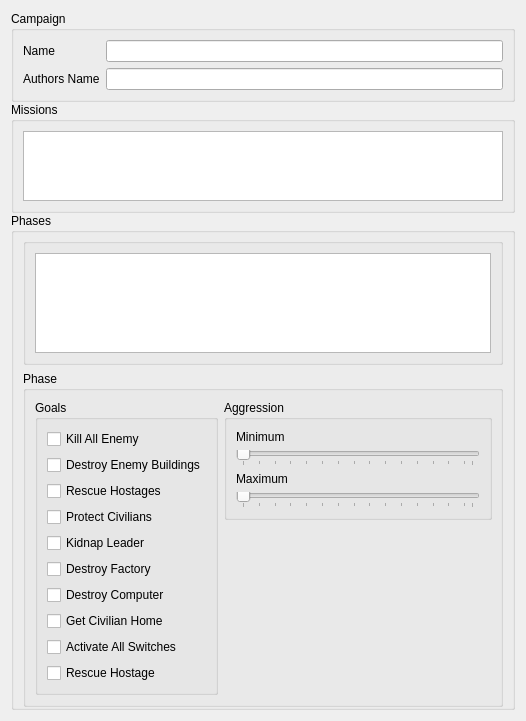
This is Source/Dialogs/CampaignDialog.ui in OpenFodder/editor as Qt 5 draws it before an edit. The edited form follows.
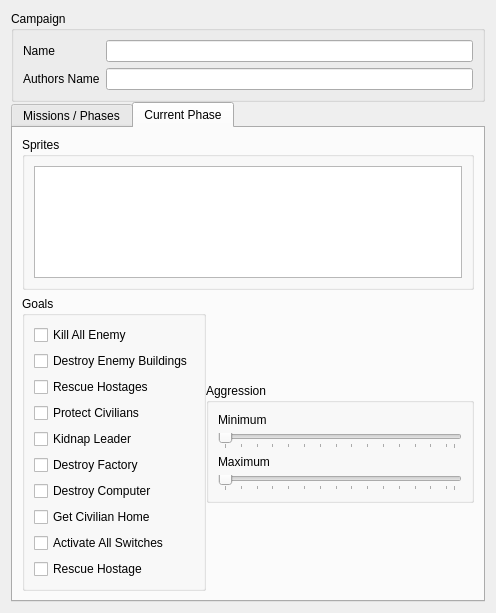
This is the edited form.

Commit message: Set a text bar at the bottom of the sprite window indicating the type of sprite,

```diff
--- a/Source/Dialogs/CampaignDialog.ui
+++ b/Source/Dialogs/CampaignDialog.ui
@@ -6,14 +6,14 @@
    <rect>
     <x>0</x>
     <y>0</y>
-    <width>491</width>
-    <height>681</height>
+    <width>496</width>
+    <height>613</height>
    </rect>
   </property>
   <property name="windowTitle">
    <string/>
   </property>
-  <layout class="QVBoxLayout" name="verticalLayout_2" stretch="0,1,1">
+  <layout class="QVBoxLayout" name="verticalLayout_2" stretch="0,0">
    <property name="spacing">
     <number>0</number>
    </property>
@@ -51,11 +51,21 @@
     </widget>
    </item>
    <item>
-    <widget class="QGroupBox" name="groupBox">
+    <widget class="QTabWidget" name="tabWidget">
+     <property name="currentIndex">
+      <number>1</number>
+     </property>
+     <widget class="QWidget" name="tab">
+      <attribute name="title">
+       <string>Missions / Phases</string>
+      </attribute>
+      <layout class="QVBoxLayout" name="verticalLayout_3" stretch="0,5">
+       <item>
+        <widget class="QGroupBox" name="groupBox_3">
      <property name="title">
       <string>Missions</string>
      </property>
-     <layout class="QVBoxLayout" name="verticalLayout" stretch="1">
+         <layout class="QVBoxLayout" name="verticalLayout_10">
       <item>
        <widget class="QTableView" name="mMissionTable">
         <property name="editTriggers">
@@ -88,22 +98,10 @@
     </widget>
    </item>
    <item>
-    <widget class="QGroupBox" name="groupBox_2">
+        <widget class="QGroupBox" name="groupBox">
      <property name="title">
       <string>Phases</string>
      </property>
-     <layout class="QVBoxLayout" name="verticalLayout_3" stretch="0,1">
-      <property name="topMargin">
-       <number>5</number>
-      </property>
-      <property name="bottomMargin">
-       <number>0</number>
-      </property>
-      <item>
-       <widget class="QGroupBox" name="groupBox_4">
-        <property name="title">
-         <string/>
-        </property>
         <layout class="QVBoxLayout" name="verticalLayout_5">
          <item>
           <widget class="QTableView" name="mPhaseTable">
@@ -142,21 +140,56 @@
         </layout>
        </widget>
       </item>
+      </layout>
+     </widget>
+     <widget class="QWidget" name="tab_3">
+      <attribute name="title">
+       <string>Current Phase</string>
+      </attribute>
+      <layout class="QVBoxLayout" name="verticalLayout_7" stretch="0,0">
       <item>
-       <widget class="QGroupBox" name="groupBox_3">
+        <widget class="QGroupBox" name="groupBox_4">
         <property name="title">
-         <string>Phase</string>
-        </property>
-        <layout class="QFormLayout" name="formLayout">
+          <string>Sprites</string>
+         </property>
+         <layout class="QVBoxLayout" name="verticalLayout_11">
+          <item>
+           <widget class="QTableView" name="mSpritesTable">
+            <attribute name="horizontalHeaderStretchLastSection">
+             <bool>true</bool>
+            </attribute>
+           </widget>
+          </item>
+         </layout>
+        </widget>
+       </item>
+       <item>
+        <widget class="QFrame" name="frame_2">
+         <layout class="QHBoxLayout" name="horizontalLayout">
+          <property name="spacing">
+           <number>0</number>
+          </property>
+          <property name="sizeConstraint">
+           <enum>QLayout::SetNoConstraint</enum>
+          </property>
+          <property name="leftMargin">
+           <number>0</number>
+          </property>
+          <property name="topMargin">
+           <number>0</number>
+          </property>
          <property name="rightMargin">
-          <number>8</number>
-         </property>
-         <item row="0" column="0">
-          <widget class="QGroupBox" name="groupBox_5">
+           <number>0</number>
+          </property>
+          <property name="bottomMargin">
+           <number>0</number>
+          </property>
+          <item>
+           <widget class="QGroupBox" name="groupBox_8">
            <property name="title">
             <string>Goals</string>
            </property>
-           <layout class="QVBoxLayout" name="verticalLayout_6">
+            <layout class="QVBoxLayout" name="verticalLayout_8">
             <item>
              <widget class="QCheckBox" name="checkBox_KillAllEnemy">
               <property name="text">
@@ -230,8 +263,8 @@
            </layout>
           </widget>
          </item>
-         <item row="0" column="1">
-          <widget class="QGroupBox" name="groupBox_6">
+          <item>
+           <widget class="QGroupBox" name="groupBox_9">
            <property name="minimumSize">
             <size>
              <width>268</width>
@@ -316,6 +349,7 @@
        </widget>
       </item>
      </layout>
+     </widget>
     </widget>
    </item>
   </layout>
```
Left out of the diff: 6 changed lines with no effect on the pictures. Lines whose indentation alone changed are shown as unchanged. The commit also changes 12 other files.
